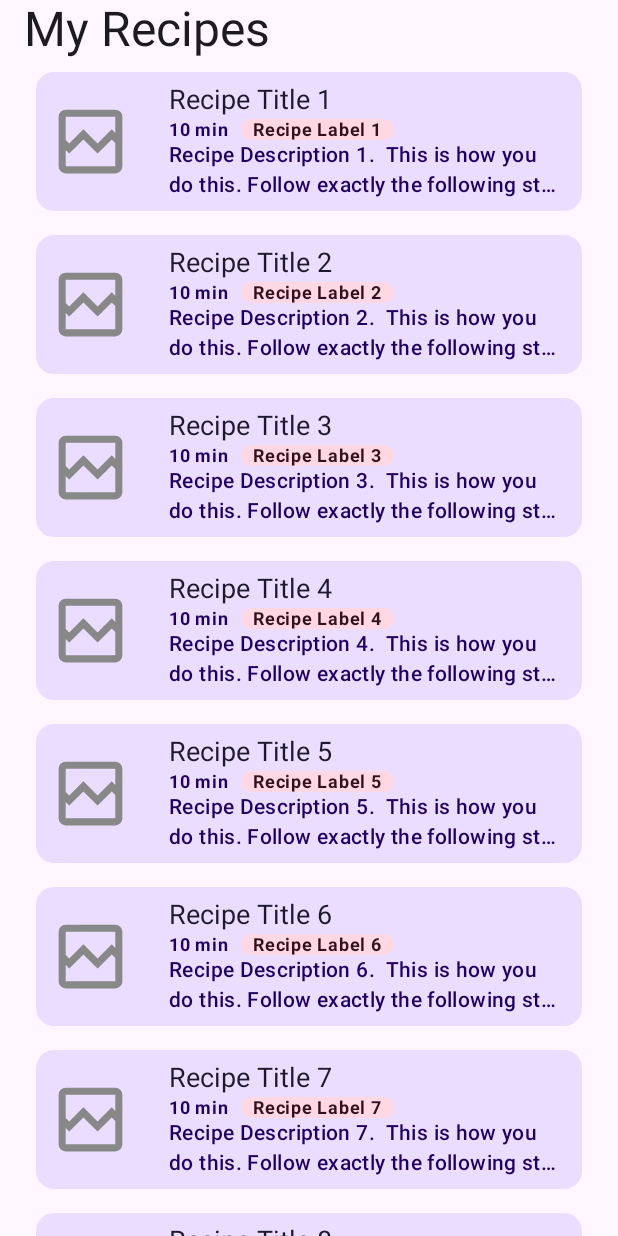
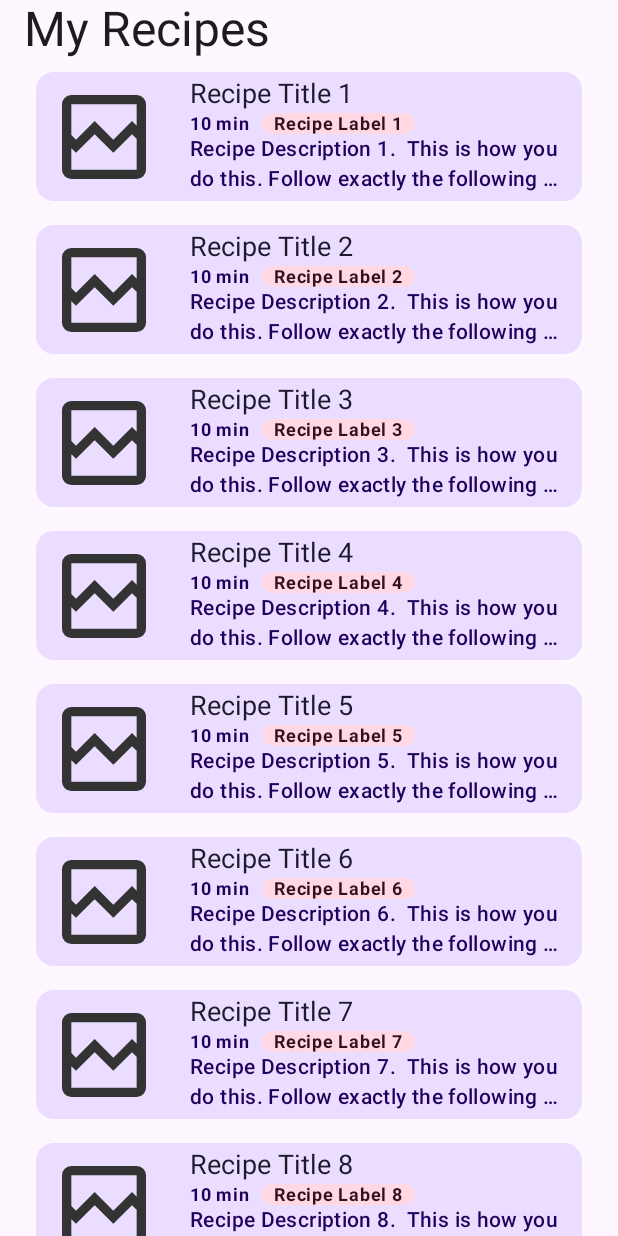
Before and after one commit to jmuci/ChefAI, an Android app built with Jetpack Compose: the @Preview function RecipesScreenPreview, on a phone screen of 412 x 824 dp. Run offline under Robolectric (Android 15) with nearby library versions, the phone set to English and light mode, and no system bars; pictures from the network do not load.

Commit message:
Add image loading with Coil AsycnImage

```diff
--- a/app/build.gradle.kts
+++ b/app/build.gradle.kts
@@ -101,6 +101,10 @@ dependencies {
     // optional - Test helpers
     testImplementation(libs.androidx.room.testing)
 
+    // Coil Image Loader
+    implementation(libs.coil.compose)
+    implementation(libs.coil.network.okhttp)
+
 
     // Dependencies for local unit tests ====
     testImplementation(libs.junit)
--- a/app/src/main/AndroidManifest.xml
+++ b/app/src/main/AndroidManifest.xml
@@ -1,7 +1,8 @@
 <?xml version="1.0" encoding="utf-8"?>
 <manifest xmlns:android="http://schemas.android.com/apk/res/android"
     xmlns:tools="http://schemas.android.com/tools">
-
+    <uses-permission
+        android:name="android.permission.INTERNET"/>
     <application
         android:name=".ChefAIApplication"
         android:allowBackup="true"
--- a/app/src/main/java/com/tenmilelabs/chefai/ui/components/RecipeCard.kt
+++ b/app/src/main/java/com/tenmilelabs/chefai/ui/components/RecipeCard.kt
@@ -1,10 +1,9 @@
 package com.tenmilelabs.chefai.ui.components
 
-import androidx.compose.foundation.Image
 import androidx.compose.foundation.layout.Column
 import androidx.compose.foundation.layout.Row
-import androidx.compose.foundation.layout.fillMaxWidth
 import androidx.compose.foundation.layout.padding
+import androidx.compose.foundation.layout.size
 import androidx.compose.foundation.shape.RoundedCornerShape
 import androidx.compose.material3.Card
 import androidx.compose.material3.CardDefaults
@@ -14,9 +13,9 @@ import androidx.compose.material3.Text
 import androidx.compose.runtime.Composable
 import androidx.compose.ui.Alignment
 import androidx.compose.ui.Modifier
-import androidx.compose.ui.graphics.Color
-import androidx.compose.ui.graphics.ColorFilter
+import androidx.compose.ui.draw.clip
 import androidx.compose.ui.layout.ContentScale
+import androidx.compose.ui.platform.LocalContext
 import androidx.compose.ui.res.dimensionResource
 import androidx.compose.ui.res.painterResource
 import androidx.compose.ui.res.stringResource
@@ -24,6 +23,10 @@ import androidx.compose.ui.text.font.FontWeight
 import androidx.compose.ui.text.style.TextOverflow
 import androidx.compose.ui.tooling.preview.Preview
 import androidx.compose.ui.unit.dp
+import coil3.annotation.ExperimentalCoilApi
+import coil3.compose.AsyncImage
+import coil3.request.ImageRequest
+import coil3.request.crossfade
 import com.tenmilelabs.chefai.R
 import com.tenmilelabs.chefai.data.Recipe
 import com.tenmilelabs.chefai.ui.theme.ChefAITheme
@@ -42,19 +45,24 @@ fun RecipeCard(recipe: Recipe) {
                     .align(Alignment.CenterVertically)
                     .padding(dimensionResource(id = R.dimen.padding_small))
             ) {
-                Image(
-                    modifier = Modifier.fillMaxWidth(),
+                AsyncImage(
+                    model = ImageRequest.Builder(LocalContext.current)
+                        .data(recipe.thumbnailUrl)
+                        .crossfade(true)
+                        .build(),
+                    placeholder = painterResource(R.drawable.ic_img_error),
+                    error = painterResource(R.drawable.ic_img_error),
+                    contentDescription = stringResource(R.string.recipe_image_content_description),
+                    contentScale = ContentScale.Crop,
                     alignment = Alignment.Center,
-                    contentScale = ContentScale.FillWidth,
-                    colorFilter = ColorFilter.tint(Color.Gray),
-                    painter = painterResource(id = R.drawable.ic_img_error),
-                    contentDescription = stringResource(id = R.string.recipe_image_content_description)
+                    modifier = Modifier.size(120.dp, 70.dp)
+                        .clip(RoundedCornerShape(5.dp))
                 )
             }
             Column(
                 modifier = Modifier
-                    .weight(4f)
-                    .padding(dimensionResource(id = R.dimen.padding_small))
+                    .weight(3f)
+                    .padding(dimensionResource(id = R.dimen.padding_extra_small))
             ) {
                 Text(
                     text = recipe.title,
@@ -63,8 +71,10 @@ fun RecipeCard(recipe: Recipe) {
                     modifier = Modifier
                         .padding(horizontal = dimensionResource(id = R.dimen.padding_small))
                 )
-                Row(modifier = Modifier
-                    .padding(vertical = dimensionResource(id = R.dimen.padding_extra_extra_small))) {
+                Row(
+                    modifier = Modifier
+                        .padding(vertical = dimensionResource(id = R.dimen.padding_extra_extra_small))
+                ) {
                     Column {
                         Text(
                             text = "${recipe.prepTime} min",
@@ -75,8 +85,10 @@ fun RecipeCard(recipe: Recipe) {
                         )
                     }
                     Column {
-                        Surface(shape = RoundedCornerShape(16.dp),
-                            color = MaterialTheme.colorScheme.tertiaryContainer) {
+                        Surface(
+                            shape = RoundedCornerShape(16.dp),
+                            color = MaterialTheme.colorScheme.tertiaryContainer
+                        ) {
                             Text(
                                 text = recipe.label,
                                 style = MaterialTheme.typography.labelMedium,
@@ -101,6 +113,7 @@ fun RecipeCard(recipe: Recipe) {
     }
 }
 
+@OptIn(ExperimentalCoilApi::class)
 @Preview
 @Composable
 fun RecipeCardPreview() {
--- a/gradle/libs.versions.toml
+++ b/gradle/libs.versions.toml
@@ -3,6 +3,8 @@ activityCompose = "1.10.1"
 agp = "8.10.1"
 androidxArchCore = "2.2.0"
 androidxHiltNavigationCompose = "1.2.0"
+coilCompose = "3.2.0"
+coilNetworkOkhttp = "3.2.0"
 hiltAndroidCompiler = "2.56.2"
 kotlin = "2.1.20"
 kotlinxCoroutines = "1.10.2"
@@ -42,6 +44,8 @@ androidx-ui-test-manifest = { module = "androidx.compose.ui:ui-test-manifest" }
 androidx-ui-text-google-fonts = { module = "androidx.compose.ui:ui-text-google-fonts", version.ref = "uiTextGoogleFonts" }
 androidx-ui-tooling = { module = "androidx.compose.ui:ui-tooling" }
 androidx-ui-tooling-preview = { module = "androidx.compose.ui:ui-tooling-preview" }
+coil-compose = { module = "io.coil-kt.coil3:coil-compose", version.ref = "coilCompose" }
+coil-network-okhttp = { module = "io.coil-kt.coil3:coil-network-okhttp", version.ref = "coilNetworkOkhttp" }
 hilt-android = { module = "com.google.dagger:hilt-android", version.ref = "hiltAndroidCompiler" }
 hilt-android-compiler = { module = "com.google.dagger:hilt-android-compiler", version.ref = "hiltAndroidCompiler" }
 androidx-hilt-navigation-compose = { group = "androidx.hilt", name = "hilt-navigation-compose", version.ref = "androidxHiltNavigationCompose" }
```
Also changed, not shown: app/src/main/assets/database/ChefAI.db.
